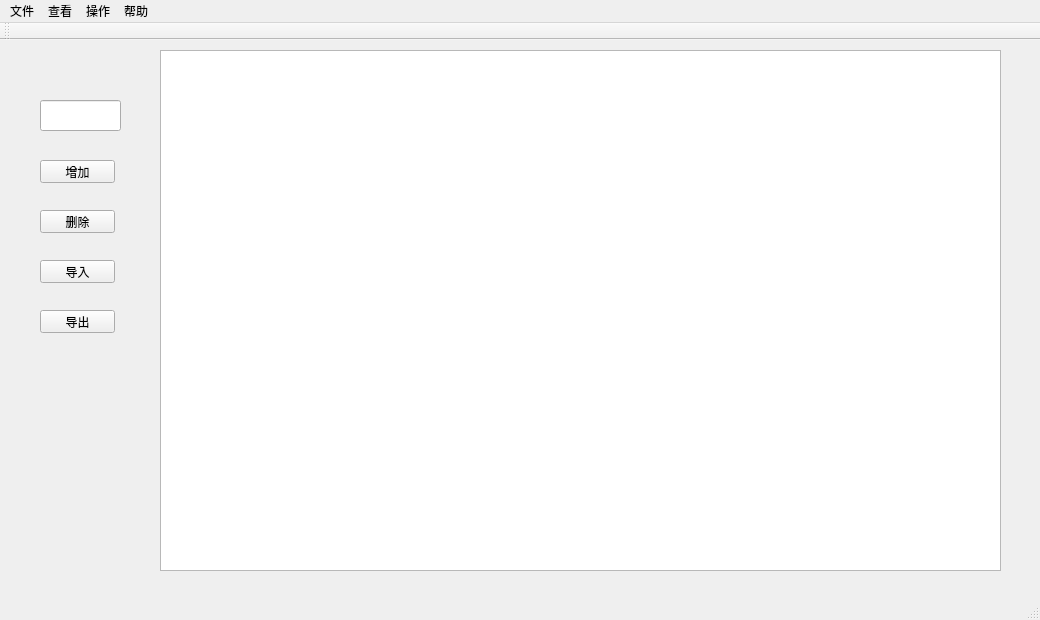
Qt form TimeReminder/TimeReminder/mainwindow.ui (chailyuan/TimerReminder) before a commit.
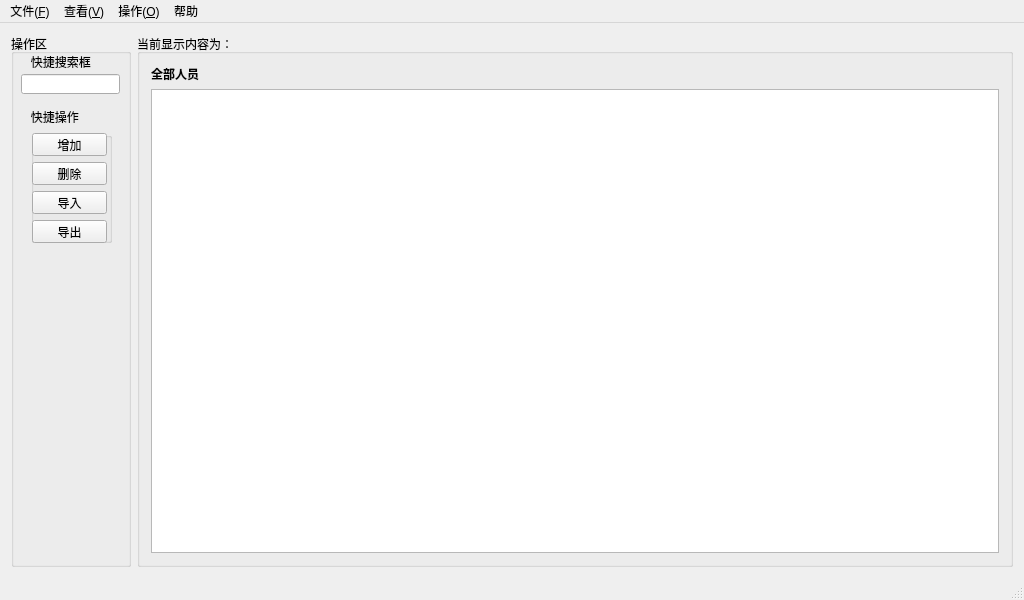
The same form after that commit. Icons and pictures are not drawn.

```diff
--- a/TimeReminder/TimeReminder/mainwindow.ui
+++ b/TimeReminder/TimeReminder/mainwindow.ui
@@ -6,10 +6,16 @@
    <rect>
     <x>0</x>
     <y>0</y>
-    <width>1040</width>
-    <height>620</height>
+    <width>1024</width>
+    <height>600</height>
    </rect>
   </property>
+  <property name="sizePolicy">
+   <sizepolicy hsizetype="Preferred" vsizetype="Preferred">
+    <horstretch>0</horstretch>
+    <verstretch>0</verstretch>
+   </sizepolicy>
+  </property>
   <property name="windowTitle">
    <string>MainWindow</string>
   </property>
@@ -18,31 +24,67 @@
     <normaloff>:/icon/start.png</normaloff>:/icon/start.png</iconset>
   </property>
   <widget class="QWidget" name="centralWidget">
-   <widget class="QTableView" name="outputTableView">
+   <layout class="QGridLayout" name="gridLayout_2" rowstretch="0,0" columnstretch="0,1,6" rowminimumheight="0,0">
+    <item row="0" column="0">
+     <layout class="QVBoxLayout" name="verticalLayout_2"/>
+    </item>
+    <item row="1" column="1">
+     <widget class="QGroupBox" name="groupBox_4">
+      <property name="minimumSize">
+       <size>
+        <width>120</width>
+        <height>0</height>
+       </size>
+      </property>
+      <property name="maximumSize">
+       <size>
+        <width>120</width>
+        <height>16777215</height>
+       </size>
+      </property>
+      <property name="title">
+       <string>操作区</string>
+      </property>
+      <widget class="QLabel" name="label_2">
     <property name="geometry">
      <rect>
-      <x>160</x>
-      <y>10</y>
-      <width>841</width>
-      <height>521</height>
-     </rect>
-    </property>
+         <x>10</x>
+         <y>20</y>
+         <width>78</width>
+         <height>16</height>
+        </rect>
+       </property>
+       <property name="text">
+        <string>   快捷搜索框</string>
+       </property>
    </widget>
    <widget class="QLineEdit" name="searchInputEdit">
     <property name="geometry">
      <rect>
-      <x>40</x>
-      <y>60</y>
+         <x>10</x>
+         <y>40</y>
+         <width>99</width>
+         <height>20</height>
+        </rect>
+       </property>
+      </widget>
+      <widget class="QGroupBox" name="groupBox">
+       <property name="geometry">
+        <rect>
+         <x>20</x>
+         <y>98</y>
       <width>81</width>
-      <height>31</height>
-     </rect>
-    </property>
-   </widget>
+         <height>111</height>
+        </rect>
+       </property>
+       <property name="title">
+        <string/>
+       </property>
    <widget class="QPushButton" name="addBtn">
     <property name="geometry">
      <rect>
-      <x>40</x>
-      <y>120</y>
+          <x>1</x>
+          <y>1</y>
       <width>75</width>
       <height>23</height>
      </rect>
@@ -54,8 +96,8 @@
    <widget class="QPushButton" name="deleteBtn">
     <property name="geometry">
      <rect>
-      <x>40</x>
-      <y>170</y>
+          <x>1</x>
+          <y>30</y>
       <width>75</width>
       <height>23</height>
      </rect>
@@ -67,8 +109,8 @@
    <widget class="QPushButton" name="importBtn">
     <property name="geometry">
      <rect>
-      <x>40</x>
-      <y>220</y>
+          <x>1</x>
+          <y>59</y>
       <width>75</width>
       <height>23</height>
      </rect>
@@ -80,8 +122,8 @@
    <widget class="QPushButton" name="exportBtn">
     <property name="geometry">
      <rect>
-      <x>40</x>
-      <y>270</y>
+          <x>1</x>
+          <y>88</y>
       <width>75</width>
       <height>23</height>
      </rect>
@@ -89,26 +131,75 @@
     <property name="text">
      <string>导出</string>
     </property>
-   </widget>
+        <attribute name="buttonGroup">
+         <string notr="true">buttonGroup</string>
+        </attribute>
+       </widget>
+      </widget>
+      <widget class="QLabel" name="label_3">
+       <property name="geometry">
+        <rect>
+         <x>10</x>
+         <y>75</y>
+         <width>78</width>
+         <height>16</height>
+        </rect>
+       </property>
+       <property name="text">
+        <string>   快捷操作</string>
+       </property>
+      </widget>
+     </widget>
+    </item>
+    <item row="1" column="2">
+     <widget class="QGroupBox" name="groupBox_2">
+      <property name="title">
+       <string>当前显示内容为：</string>
+      </property>
+      <layout class="QGridLayout" name="gridLayout">
+       <item row="0" column="0">
+        <layout class="QVBoxLayout" name="verticalLayout_3">
+         <item>
+          <widget class="QLabel" name="label_CurrentContent">
+           <property name="font">
+            <font>
+             <weight>75</weight>
+             <bold>true</bold>
+            </font>
+           </property>
+           <property name="text">
+            <string>全部人员</string>
+           </property>
+          </widget>
+         </item>
+         <item>
+          <widget class="QTableView" name="outputTableView"/>
+         </item>
+        </layout>
+       </item>
+      </layout>
+     </widget>
+    </item>
+   </layout>
   </widget>
   <widget class="QMenuBar" name="menuBar">
    <property name="geometry">
     <rect>
      <x>0</x>
      <y>0</y>
-     <width>1040</width>
+     <width>1024</width>
      <height>23</height>
     </rect>
    </property>
    <widget class="QMenu" name="menu">
     <property name="title">
-     <string>文件</string>
+     <string>文件(&amp;F)</string>
     </property>
     <addaction name="action_Menu_Quit"/>
    </widget>
    <widget class="QMenu" name="menu_2">
     <property name="title">
-     <string>查看</string>
+     <string>查看(&amp;V)</string>
     </property>
     <addaction name="action_FindAll"/>
     <addaction name="action_FindRepeat"/>
@@ -118,7 +209,7 @@
    </widget>
    <widget class="QMenu" name="menu_3">
     <property name="title">
-     <string>操作</string>
+     <string>操作(&amp;O)</string>
     </property>
     <addaction name="action_MenuBar_Add"/>
     <addaction name="action_MenuBar_Delete"/>
@@ -135,14 +226,6 @@
    <addaction name="menu_3"/>
    <addaction name="menu_4"/>
   </widget>
-  <widget class="QToolBar" name="mainToolBar">
-   <attribute name="toolBarArea">
-    <enum>TopToolBarArea</enum>
-   </attribute>
-   <attribute name="toolBarBreak">
-    <bool>false</bool>
-   </attribute>
-  </widget>
   <widget class="QStatusBar" name="statusBar"/>
   <action name="action_FindRepeat">
    <property name="text">
```
Left out of the diff: 32 changed lines with no effect on the pictures. Lines whose indentation alone changed are shown as unchanged.
